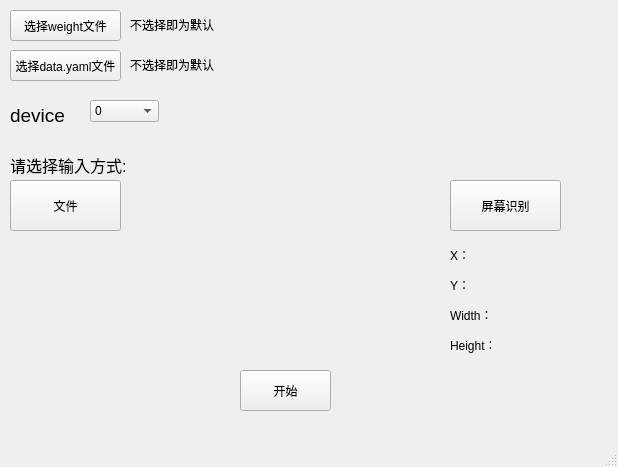
The window that gui.ui (bingyang2000/yolov5_genshin) describes before a commit, drawn with Qt 5.
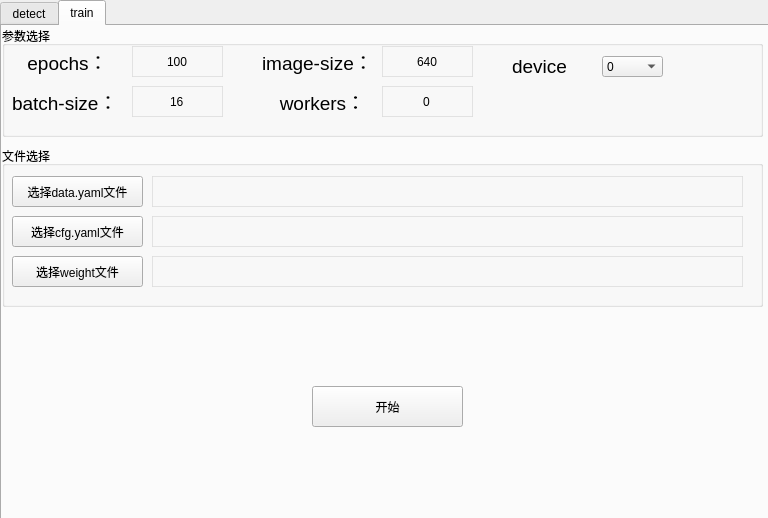
The same window after the commit. The open tabs and pages were chosen to show the change.

```diff
--- a/gui.ui
+++ b/gui.ui
@@ -6,32 +6,50 @@
    <rect>
     <x>0</x>
     <y>0</y>
-    <width>618</width>
-    <height>467</height>
+    <width>768</width>
+    <height>518</height>
    </rect>
   </property>
   <property name="windowTitle">
    <string>MainWindow</string>
   </property>
+  <property name="styleSheet">
+   <string notr="true"/>
+  </property>
   <widget class="QWidget" name="centralwidget">
-   <widget class="QLabel" name="label">
+   <widget class="QTabWidget" name="tabWidget">
     <property name="geometry">
      <rect>
-      <x>10</x>
-      <y>150</y>
-      <width>131</width>
-      <height>31</height>
+      <x>0</x>
+      <y>0</y>
+      <width>771</width>
+      <height>521</height>
      </rect>
     </property>
-    <property name="text">
-     <string>&lt;html&gt;&lt;head/&gt;&lt;body&gt;&lt;p&gt;&lt;span style=&quot; font-size:12pt;&quot;&gt;请选择输入方式:&lt;/span&gt;&lt;/p&gt;&lt;/body&gt;&lt;/html&gt;</string>
+    <property name="currentIndex">
+     <number>0</number>
     </property>
-   </widget>
+    <widget class="QWidget" name="tab">
+     <attribute name="title">
+      <string>detect</string>
+     </attribute>
+     <widget class="QGroupBox" name="groupBox_2">
+      <property name="geometry">
+       <rect>
+        <x>5</x>
+        <y>180</y>
+        <width>751</width>
+        <height>151</height>
+       </rect>
+      </property>
+      <property name="title">
+       <string>请选择输入方式:</string>
+      </property>
    <widget class="QPushButton" name="pushButton">
     <property name="geometry">
      <rect>
       <x>10</x>
-      <y>180</y>
+         <y>20</y>
       <width>111</width>
       <height>51</height>
      </rect>
@@ -49,8 +67,8 @@
    <widget class="QPushButton" name="pushButton_2">
     <property name="geometry">
      <rect>
-      <x>450</x>
-      <y>180</y>
+         <x>440</x>
+         <y>20</y>
       <width>111</width>
       <height>51</height>
      </rect>
@@ -59,56 +77,145 @@
      <string>屏幕识别</string>
     </property>
    </widget>
-   <widget class="QPushButton" name="pushButton_3">
+      <widget class="QLabel" name="label_8">
+       <property name="geometry">
+        <rect>
+         <x>565</x>
+         <y>110</y>
+         <width>60</width>
+         <height>31</height>
+        </rect>
+       </property>
+       <property name="styleSheet">
+        <string notr="true">border:1px solid rgba(220, 220, 220, 0.8)</string>
+       </property>
+       <property name="text">
+        <string>&lt;html&gt;&lt;head/&gt;&lt;body&gt;&lt;p&gt;Height：&lt;/p&gt;&lt;/body&gt;&lt;/html&gt;</string>
+       </property>
+       <property name="alignment">
+        <set>Qt::AlignCenter</set>
+       </property>
+      </widget>
+      <widget class="QLabel" name="label_6">
+       <property name="geometry">
+        <rect>
+         <x>565</x>
+         <y>50</y>
+         <width>61</width>
+         <height>31</height>
+        </rect>
+       </property>
+       <property name="styleSheet">
+        <string notr="true">border:1px solid rgba(220, 220, 220, 0.8)</string>
+       </property>
+       <property name="text">
+        <string>&lt;html&gt;&lt;head/&gt;&lt;body&gt;&lt;p&gt;Y：&lt;/p&gt;&lt;/body&gt;&lt;/html&gt;</string>
+       </property>
+       <property name="alignment">
+        <set>Qt::AlignCenter</set>
+       </property>
+      </widget>
+      <widget class="QLabel" name="label_7">
+       <property name="geometry">
+        <rect>
+         <x>565</x>
+         <y>80</y>
+         <width>61</width>
+         <height>31</height>
+        </rect>
+       </property>
+       <property name="styleSheet">
+        <string notr="true">border:1px solid rgba(220, 220, 220, 0.8)</string>
+       </property>
+       <property name="text">
+        <string>&lt;html&gt;&lt;head/&gt;&lt;body&gt;&lt;p align=&quot;center&quot;&gt;Width：&lt;/p&gt;&lt;/body&gt;&lt;/html&gt;</string>
+       </property>
+      </widget>
+      <widget class="QLabel" name="label_5">
+       <property name="geometry">
+        <rect>
+         <x>565</x>
+         <y>20</y>
+         <width>61</width>
+         <height>31</height>
+        </rect>
+       </property>
+       <property name="styleSheet">
+        <string notr="true">border:1px solid rgba(220, 220, 220, 0.8)</string>
+       </property>
+       <property name="text">
+        <string>&lt;html&gt;&lt;head/&gt;&lt;body&gt;&lt;p&gt;X：&lt;/p&gt;&lt;/body&gt;&lt;/html&gt;</string>
+       </property>
+       <property name="alignment">
+        <set>Qt::AlignCenter</set>
+       </property>
+      </widget>
+      <widget class="QLabel" name="lf">
     <property name="geometry">
      <rect>
       <x>10</x>
-      <y>10</y>
-      <width>111</width>
+         <y>80</y>
+         <width>401</width>
       <height>31</height>
      </rect>
     </property>
+       <property name="styleSheet">
+        <string notr="true">border:1px solid rgba(220, 220, 220, 0.8)</string>
+       </property>
     <property name="text">
-     <string>选择weight文件</string>
-    </property>
-    <property name="iconSize">
-     <size>
-      <width>16</width>
-      <height>16</height>
-     </size>
-    </property>
-   </widget>
-   <widget class="QLabel" name="lwe">
+        <string>&lt;html&gt;&lt;head/&gt;&lt;body&gt;&lt;p&gt;&lt;br/&gt;&lt;/p&gt;&lt;/body&gt;&lt;/html&gt;</string>
+       </property>
+      </widget>
+     </widget>
+     <widget class="QLabel" name="ly">
     <property name="geometry">
      <rect>
-      <x>130</x>
-      <y>10</y>
-      <width>441</width>
+        <x>630</x>
+        <y>230</y>
+        <width>101</width>
       <height>31</height>
      </rect>
     </property>
     <property name="text">
-     <string>&lt;html&gt;&lt;head/&gt;&lt;body&gt;&lt;p&gt;不选择即为默认&lt;/p&gt;&lt;/body&gt;&lt;/html&gt;</string>
-    </property>
-   </widget>
+       <string>&lt;html&gt;&lt;head/&gt;&lt;body&gt;&lt;p&gt;&lt;br/&gt;&lt;/p&gt;&lt;/body&gt;&lt;/html&gt;</string>
+      </property>
+      <property name="alignment">
+       <set>Qt::AlignCenter</set>
+      </property>
+     </widget>
+     <widget class="QGroupBox" name="groupBox">
+      <property name="geometry">
+       <rect>
+        <x>5</x>
+        <y>10</y>
+        <width>751</width>
+        <height>151</height>
+       </rect>
+      </property>
+      <property name="title">
+       <string>参数选择</string>
+      </property>
    <widget class="QLabel" name="ld">
     <property name="geometry">
      <rect>
       <x>130</x>
-      <y>50</y>
-      <width>441</width>
+         <y>60</y>
+         <width>601</width>
       <height>31</height>
      </rect>
     </property>
+       <property name="styleSheet">
+        <string notr="true">border:1px solid rgba(220, 220, 220, 0.8)</string>
+       </property>
     <property name="text">
-     <string>&lt;html&gt;&lt;head/&gt;&lt;body&gt;&lt;p&gt;不选择即为默认&lt;/p&gt;&lt;/body&gt;&lt;/html&gt;</string>
+        <string>&lt;html&gt;&lt;head/&gt;&lt;body&gt;&lt;p&gt;&lt;br/&gt;&lt;/p&gt;&lt;/body&gt;&lt;/html&gt;</string>
     </property>
    </widget>
    <widget class="QPushButton" name="pushButton_4">
     <property name="geometry">
      <rect>
       <x>10</x>
-      <y>50</y>
+         <y>60</y>
       <width>111</width>
       <height>31</height>
      </rect>
@@ -123,28 +230,56 @@
      </size>
     </property>
    </widget>
-   <widget class="QLabel" name="label_4">
+      <widget class="QPushButton" name="pushButton_3">
     <property name="geometry">
      <rect>
       <x>10</x>
-      <y>100</y>
-      <width>81</width>
+         <y>20</y>
+         <width>111</width>
       <height>31</height>
      </rect>
     </property>
+       <property name="styleSheet">
+        <string notr="true"/>
+       </property>
     <property name="text">
-     <string>&lt;html&gt;&lt;head/&gt;&lt;body&gt;&lt;p&gt;&lt;span style=&quot; font-size:14pt;&quot;&gt;device&lt;/span&gt;&lt;/p&gt;&lt;/body&gt;&lt;/html&gt;</string>
+        <string>选择weight文件</string>
+       </property>
+       <property name="iconSize">
+        <size>
+         <width>16</width>
+         <height>16</height>
+        </size>
+       </property>
+      </widget>
+      <widget class="QLabel" name="lwe">
+       <property name="geometry">
+        <rect>
+         <x>130</x>
+         <y>20</y>
+         <width>601</width>
+         <height>31</height>
+        </rect>
+       </property>
+       <property name="styleSheet">
+        <string notr="true">border:1px solid rgba(220, 220, 220, 0.8)</string>
+       </property>
+       <property name="text">
+        <string>&lt;html&gt;&lt;head/&gt;&lt;body&gt;&lt;p&gt;&lt;br/&gt;&lt;/p&gt;&lt;/body&gt;&lt;/html&gt;</string>
     </property>
    </widget>
    <widget class="QComboBox" name="cd">
     <property name="geometry">
      <rect>
-      <x>90</x>
-      <y>100</y>
+         <x>100</x>
+         <y>110</y>
       <width>69</width>
       <height>22</height>
      </rect>
     </property>
+       <property name="styleSheet">
+        <string notr="true"/>
+       </property>
     <item>
      <property name="text">
       <string>0</string>
@@ -155,13 +290,46 @@
       <string>cpu</string>
      </property>
     </item>
+      </widget>
+      <widget class="QLabel" name="label_4">
+       <property name="geometry">
+        <rect>
+         <x>10</x>
+         <y>100</y>
+         <width>81</width>
+         <height>41</height>
+        </rect>
+       </property>
+       <property name="text">
+        <string>&lt;html&gt;&lt;head/&gt;&lt;body&gt;&lt;p&gt;&lt;span style=&quot; font-size:14pt;&quot;&gt;device&lt;/span&gt;&lt;/p&gt;&lt;/body&gt;&lt;/html&gt;</string>
+       </property>
+      </widget>
+     </widget>
+     <widget class="QLabel" name="lx">
+      <property name="geometry">
+       <rect>
+        <x>630</x>
+        <y>200</y>
+        <width>101</width>
+        <height>31</height>
+       </rect>
+      </property>
+      <property name="styleSheet">
+       <string notr="true">border:1px solid rgba(220, 220, 220, 0.8)</string>
+      </property>
+      <property name="text">
+       <string>&lt;html&gt;&lt;head/&gt;&lt;body&gt;&lt;p&gt;&lt;br/&gt;&lt;/p&gt;&lt;/body&gt;&lt;/html&gt;</string>
+      </property>
+      <property name="alignment">
+       <set>Qt::AlignCenter</set>
+      </property>
    </widget>
    <widget class="QPushButton" name="pushButton_5">
     <property name="geometry">
      <rect>
-      <x>240</x>
+        <x>110</x>
       <y>370</y>
-      <width>91</width>
+        <width>151</width>
       <height>41</height>
      </rect>
     </property>
@@ -175,97 +343,6 @@
      </size>
     </property>
    </widget>
-   <widget class="QLabel" name="label_5">
-    <property name="geometry">
-     <rect>
-      <x>450</x>
-      <y>240</y>
-      <width>16</width>
-      <height>31</height>
-     </rect>
-    </property>
-    <property name="text">
-     <string>&lt;html&gt;&lt;head/&gt;&lt;body&gt;&lt;p&gt;X：&lt;/p&gt;&lt;/body&gt;&lt;/html&gt;</string>
-    </property>
-   </widget>
-   <widget class="QLabel" name="label_6">
-    <property name="geometry">
-     <rect>
-      <x>450</x>
-      <y>270</y>
-      <width>16</width>
-      <height>31</height>
-     </rect>
-    </property>
-    <property name="text">
-     <string>&lt;html&gt;&lt;head/&gt;&lt;body&gt;&lt;p&gt;Y：&lt;/p&gt;&lt;/body&gt;&lt;/html&gt;</string>
-    </property>
-   </widget>
-   <widget class="QLabel" name="label_7">
-    <property name="geometry">
-     <rect>
-      <x>450</x>
-      <y>300</y>
-      <width>41</width>
-      <height>31</height>
-     </rect>
-    </property>
-    <property name="text">
-     <string>&lt;html&gt;&lt;head/&gt;&lt;body&gt;&lt;p&gt;Width：&lt;/p&gt;&lt;/body&gt;&lt;/html&gt;</string>
-    </property>
-   </widget>
-   <widget class="QLabel" name="label_8">
-    <property name="geometry">
-     <rect>
-      <x>450</x>
-      <y>330</y>
-      <width>41</width>
-      <height>31</height>
-     </rect>
-    </property>
-    <property name="text">
-     <string>&lt;html&gt;&lt;head/&gt;&lt;body&gt;&lt;p&gt;Height：&lt;/p&gt;&lt;/body&gt;&lt;/html&gt;</string>
-    </property>
-   </widget>
-   <widget class="QLabel" name="lf">
-    <property name="geometry">
-     <rect>
-      <x>10</x>
-      <y>240</y>
-      <width>401</width>
-      <height>31</height>
-     </rect>
-    </property>
-    <property name="text">
-     <string>&lt;html&gt;&lt;head/&gt;&lt;body&gt;&lt;p&gt;&lt;br/&gt;&lt;/p&gt;&lt;/body&gt;&lt;/html&gt;</string>
-    </property>
-   </widget>
-   <widget class="QLabel" name="lx">
-    <property name="geometry">
-     <rect>
-      <x>475</x>
-      <y>240</y>
-      <width>81</width>
-      <height>31</height>
-     </rect>
-    </property>
-    <property name="text">
-     <string>&lt;html&gt;&lt;head/&gt;&lt;body&gt;&lt;p&gt;&lt;br/&gt;&lt;/p&gt;&lt;/body&gt;&lt;/html&gt;</string>
-    </property>
-   </widget>
-   <widget class="QLabel" name="ly">
-    <property name="geometry">
-     <rect>
-      <x>475</x>
-      <y>270</y>
-      <width>81</width>
-      <height>31</height>
-     </rect>
-    </property>
-    <property name="text">
-     <string>&lt;html&gt;&lt;head/&gt;&lt;body&gt;&lt;p&gt;&lt;br/&gt;&lt;/p&gt;&lt;/body&gt;&lt;/html&gt;</string>
-    </property>
-   </widget>
    <widget class="QLabel" name="lh">
     <property name="geometry">
      <rect>
@@ -291,19 +368,377 @@
     <property name="text">
      <string>&lt;html&gt;&lt;head/&gt;&lt;body&gt;&lt;p&gt;&lt;br/&gt;&lt;/p&gt;&lt;/body&gt;&lt;/html&gt;</string>
     </property>
-   </widget>
-  </widget>
-  <widget class="QMenuBar" name="menubar">
+      <property name="alignment">
+       <set>Qt::AlignCenter</set>
+      </property>
+     </widget>
+     <widget class="QGroupBox" name="groupBox_3">
+      <property name="geometry">
+       <rect>
+        <x>370</x>
+        <y>340</y>
+        <width>381</width>
+        <height>111</height>
+       </rect>
+      </property>
+      <property name="title">
+       <string>Output</string>
+      </property>
+      <widget class="QTextBrowser" name="textBrowser">
+       <property name="geometry">
+        <rect>
+         <x>10</x>
+         <y>20</y>
+         <width>361</width>
+         <height>81</height>
+        </rect>
+       </property>
+       <property name="styleSheet">
+        <string notr="true">background:rgba(0,0,0,0);
+border:0px;</string>
+       </property>
+      </widget>
+     </widget>
+     <zorder>groupBox_3</zorder>
+     <zorder>groupBox_2</zorder>
+     <zorder>ly</zorder>
+     <zorder>groupBox</zorder>
+     <zorder>lx</zorder>
+     <zorder>pushButton_5</zorder>
+     <zorder>lh</zorder>
+     <zorder>lwi</zorder>
+    </widget>
+    <widget class="QWidget" name="tab_2">
+     <attribute name="title">
+      <string>train</string>
+     </attribute>
+     <widget class="QGroupBox" name="groupBox_4">
    <property name="geometry">
     <rect>
      <x>0</x>
      <y>0</y>
-     <width>618</width>
-     <height>23</height>
-    </rect>
-   </property>
-  </widget>
-  <widget class="QStatusBar" name="statusbar"/>
+        <width>761</width>
+        <height>111</height>
+       </rect>
+      </property>
+      <property name="title">
+       <string>参数选择</string>
+      </property>
+      <widget class="QLabel" name="label_9">
+       <property name="geometry">
+        <rect>
+         <x>10</x>
+         <y>20</y>
+         <width>111</width>
+         <height>31</height>
+        </rect>
+       </property>
+       <property name="text">
+        <string>&lt;html&gt;&lt;head/&gt;&lt;body&gt;&lt;p&gt;&lt;span style=&quot; font-size:14pt;&quot;&gt;epochs：&lt;/span&gt;&lt;/p&gt;&lt;/body&gt;&lt;/html&gt;</string>
+       </property>
+       <property name="alignment">
+        <set>Qt::AlignCenter</set>
+       </property>
+      </widget>
+      <widget class="QLineEdit" name="lineEdit">
+       <property name="geometry">
+        <rect>
+         <x>130</x>
+         <y>20</y>
+         <width>91</width>
+         <height>31</height>
+        </rect>
+       </property>
+       <property name="styleSheet">
+        <string notr="true">background:rgba(0,0,0,0);
+border:1px solid rgba(220, 220, 220, 0.8)</string>
+       </property>
+       <property name="text">
+        <string>100</string>
+       </property>
+       <property name="alignment">
+        <set>Qt::AlignCenter</set>
+       </property>
+      </widget>
+      <widget class="QLabel" name="label_10">
+       <property name="geometry">
+        <rect>
+         <x>10</x>
+         <y>60</y>
+         <width>121</width>
+         <height>31</height>
+        </rect>
+       </property>
+       <property name="text">
+        <string>&lt;html&gt;&lt;head/&gt;&lt;body&gt;&lt;p&gt;&lt;span style=&quot; font-size:14pt;&quot;&gt;batch-size：&lt;/span&gt;&lt;/p&gt;&lt;/body&gt;&lt;/html&gt;</string>
+       </property>
+      </widget>
+      <widget class="QLineEdit" name="lineEdit_2">
+       <property name="geometry">
+        <rect>
+         <x>130</x>
+         <y>60</y>
+         <width>91</width>
+         <height>31</height>
+        </rect>
+       </property>
+       <property name="styleSheet">
+        <string notr="true">background:rgba(0,0,0,0);
+border:1px solid rgba(220, 220, 220, 0.8)</string>
+       </property>
+       <property name="text">
+        <string>16</string>
+       </property>
+       <property name="alignment">
+        <set>Qt::AlignCenter</set>
+       </property>
+      </widget>
+      <widget class="QLabel" name="label_11">
+       <property name="geometry">
+        <rect>
+         <x>260</x>
+         <y>20</y>
+         <width>121</width>
+         <height>31</height>
+        </rect>
+       </property>
+       <property name="text">
+        <string>&lt;html&gt;&lt;head/&gt;&lt;body&gt;&lt;p&gt;&lt;span style=&quot; font-size:14pt;&quot;&gt;image-size：&lt;/span&gt;&lt;/p&gt;&lt;/body&gt;&lt;/html&gt;</string>
+       </property>
+      </widget>
+      <widget class="QLineEdit" name="lineEdit_3">
+       <property name="geometry">
+        <rect>
+         <x>380</x>
+         <y>20</y>
+         <width>91</width>
+         <height>31</height>
+        </rect>
+       </property>
+       <property name="styleSheet">
+        <string notr="true">background:rgba(0,0,0,0);
+border:1px solid rgba(220, 220, 220, 0.8)</string>
+       </property>
+       <property name="text">
+        <string>640</string>
+       </property>
+       <property name="alignment">
+        <set>Qt::AlignCenter</set>
+       </property>
+      </widget>
+      <widget class="QComboBox" name="cd_3">
+       <property name="geometry">
+        <rect>
+         <x>600</x>
+         <y>30</y>
+         <width>61</width>
+         <height>21</height>
+        </rect>
+       </property>
+       <property name="styleSheet">
+        <string notr="true"/>
+       </property>
+       <item>
+        <property name="text">
+         <string>0</string>
+        </property>
+       </item>
+       <item>
+        <property name="text">
+         <string>cpu</string>
+        </property>
+       </item>
+      </widget>
+      <widget class="QLabel" name="label_20">
+       <property name="geometry">
+        <rect>
+         <x>510</x>
+         <y>20</y>
+         <width>81</width>
+         <height>41</height>
+        </rect>
+       </property>
+       <property name="text">
+        <string>&lt;html&gt;&lt;head/&gt;&lt;body&gt;&lt;p&gt;&lt;span style=&quot; font-size:14pt;&quot;&gt;device&lt;/span&gt;&lt;/p&gt;&lt;/body&gt;&lt;/html&gt;</string>
+       </property>
+      </widget>
+      <widget class="QLabel" name="label_12">
+       <property name="geometry">
+        <rect>
+         <x>260</x>
+         <y>60</y>
+         <width>121</width>
+         <height>31</height>
+        </rect>
+       </property>
+       <property name="text">
+        <string>&lt;html&gt;&lt;head/&gt;&lt;body&gt;&lt;p&gt;&lt;span style=&quot; font-size:14pt;&quot;&gt;workers：&lt;/span&gt;&lt;/p&gt;&lt;/body&gt;&lt;/html&gt;</string>
+       </property>
+       <property name="alignment">
+        <set>Qt::AlignCenter</set>
+       </property>
+      </widget>
+      <widget class="QLineEdit" name="lineEdit_4">
+       <property name="geometry">
+        <rect>
+         <x>380</x>
+         <y>60</y>
+         <width>91</width>
+         <height>31</height>
+        </rect>
+       </property>
+       <property name="styleSheet">
+        <string notr="true">background:rgba(0,0,0,0);
+border:1px solid rgba(220, 220, 220, 0.8)</string>
+       </property>
+       <property name="text">
+        <string>0</string>
+       </property>
+       <property name="alignment">
+        <set>Qt::AlignCenter</set>
+       </property>
+      </widget>
+     </widget>
+     <widget class="QPushButton" name="pushButton_6">
+      <property name="geometry">
+       <rect>
+        <x>310</x>
+        <y>360</y>
+        <width>151</width>
+        <height>41</height>
+       </rect>
+      </property>
+      <property name="text">
+       <string>开始</string>
+      </property>
+      <property name="iconSize">
+       <size>
+        <width>16</width>
+        <height>16</height>
+       </size>
+      </property>
+     </widget>
+     <widget class="QGroupBox" name="groupBox_5">
+      <property name="geometry">
+       <rect>
+        <x>0</x>
+        <y>120</y>
+        <width>761</width>
+        <height>161</height>
+       </rect>
+      </property>
+      <property name="title">
+       <string>文件选择</string>
+      </property>
+      <widget class="QLabel" name="ld_8">
+       <property name="geometry">
+        <rect>
+         <x>150</x>
+         <y>30</y>
+         <width>591</width>
+         <height>31</height>
+        </rect>
+       </property>
+       <property name="styleSheet">
+        <string notr="true">border:1px solid rgba(220, 220, 220, 0.8)</string>
+       </property>
+       <property name="text">
+        <string>&lt;html&gt;&lt;head/&gt;&lt;body&gt;&lt;p&gt;&lt;br/&gt;&lt;/p&gt;&lt;/body&gt;&lt;/html&gt;</string>
+       </property>
+      </widget>
+      <widget class="QPushButton" name="pushButton_16">
+       <property name="geometry">
+        <rect>
+         <x>10</x>
+         <y>30</y>
+         <width>131</width>
+         <height>31</height>
+        </rect>
+       </property>
+       <property name="text">
+        <string>选择data.yaml文件</string>
+       </property>
+       <property name="iconSize">
+        <size>
+         <width>16</width>
+         <height>16</height>
+        </size>
+       </property>
+      </widget>
+      <widget class="QPushButton" name="pushButton_15">
+       <property name="geometry">
+        <rect>
+         <x>10</x>
+         <y>70</y>
+         <width>131</width>
+         <height>31</height>
+        </rect>
+       </property>
+       <property name="text">
+        <string>选择cfg.yaml文件</string>
+       </property>
+       <property name="iconSize">
+        <size>
+         <width>16</width>
+         <height>16</height>
+        </size>
+       </property>
+      </widget>
+      <widget class="QLabel" name="ld_6">
+       <property name="geometry">
+        <rect>
+         <x>150</x>
+         <y>110</y>
+         <width>591</width>
+         <height>31</height>
+        </rect>
+       </property>
+       <property name="styleSheet">
+        <string notr="true">border:1px solid rgba(220, 220, 220, 0.8)</string>
+       </property>
+       <property name="text">
+        <string>&lt;html&gt;&lt;head/&gt;&lt;body&gt;&lt;p&gt;&lt;br/&gt;&lt;/p&gt;&lt;/body&gt;&lt;/html&gt;</string>
+       </property>
+      </widget>
+      <widget class="QPushButton" name="pushButton_14">
+       <property name="geometry">
+        <rect>
+         <x>10</x>
+         <y>110</y>
+         <width>131</width>
+         <height>31</height>
+        </rect>
+       </property>
+       <property name="text">
+        <string>选择weight文件</string>
+       </property>
+       <property name="iconSize">
+        <size>
+         <width>16</width>
+         <height>16</height>
+        </size>
+       </property>
+      </widget>
+      <widget class="QLabel" name="ld_7">
+       <property name="geometry">
+        <rect>
+         <x>150</x>
+         <y>70</y>
+         <width>591</width>
+         <height>31</height>
+        </rect>
+       </property>
+       <property name="styleSheet">
+        <string notr="true">border:1px solid rgba(220, 220, 220, 0.8)</string>
+       </property>
+       <property name="text">
+        <string>&lt;html&gt;&lt;head/&gt;&lt;body&gt;&lt;p&gt;&lt;br/&gt;&lt;/p&gt;&lt;/body&gt;&lt;/html&gt;</string>
+       </property>
+      </widget>
+     </widget>
+    </widget>
+   </widget>
+  </widget>
  </widget>
  <resources/>
  <connections/>
```
Left out of the diff: 24 changed lines with no effect on the pictures. Lines whose indentation alone changed are shown as unchanged.
